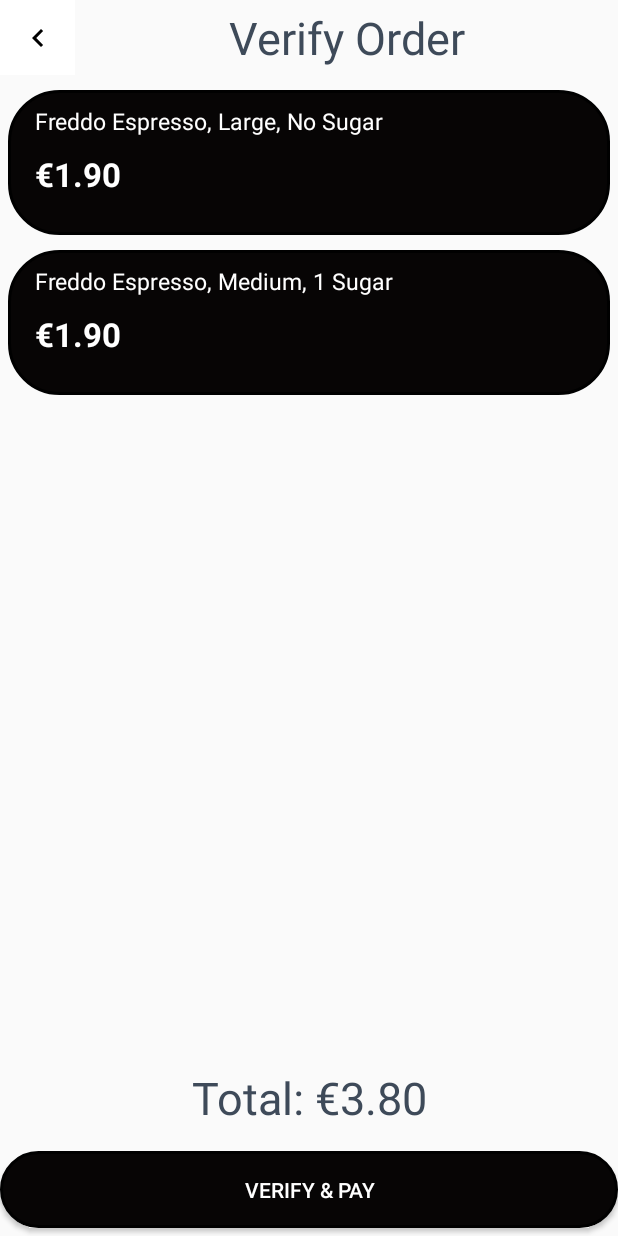
After one commit to CS-UCY-EPL343/winter19.team16, an Android app: the VerifyOrderActivity screen opened directly, with no data from a screen before it, on a phone screen of 412 x 824 dp. The commit adds this screen. Run offline under Robolectric (Android 15) with nearby library versions, the phone set to English and light mode, and no system bars.

Commit message:
Order total

```diff
--- /dev/null
+++ b/app/src/main/java/com/team16/ecoffee/VerifyOrderActivity.java
@@ -0,0 +1,14 @@
+package com.team16.ecoffee;
+
+import androidx.appcompat.app.AppCompatActivity;
+
+import android.os.Bundle;
+
+public class VerifyOrderActivity extends AppCompatActivity {
+
+    @Override
+    protected void onCreate(Bundle savedInstanceState) {
+        super.onCreate(savedInstanceState);
+        setContentView(R.layout.activity_verify_order);
+    }
+}
--- a/app/src/main/java/com/team16/ecoffee/customizeDrinkActivity.java
+++ b/app/src/main/java/com/team16/ecoffee/customizeDrinkActivity.java
@@ -1,10 +1,13 @@
 package com.team16.ecoffee;
 
+import android.app.Activity;
+import android.content.Intent;
 import android.os.Bundle;
 import androidx.appcompat.app.AppCompatActivity;
 
 import android.view.View;
 import android.view.Window;
+import android.widget.Button;
 import android.widget.ImageButton;
 import android.widget.ImageView;
 import android.widget.TextView;
@@ -13,7 +16,7 @@ import android.widget.TextView;
 public class customizeDrinkActivity extends AppCompatActivity implements View.OnClickListener {
     ImageView img1,img2,img3,img4,img5,img6,img7;
     ImageButton add,remove;
-    TextView quantity, total_price, type;
+    TextView quantity, total_price, type, addToCart;
     int count = 1;
     double price = 1.90;
     double total = 1.90;
@@ -39,6 +42,7 @@ public class customizeDrinkActivity extends AppCompatActivity implements View.On
         quantity = findViewById(R.id.quantity);
         total_price = findViewById(R.id.total_price);
         type = findViewById(R.id.coffee_type);
+        addToCart = findViewById(R.id.add_to_cart);
         if (getIntent().getStringExtra("coffee").equals("capp"))
             type.setText("Cappuccino");
 
@@ -51,6 +55,15 @@ public class customizeDrinkActivity extends AppCompatActivity implements View.On
         img7.setOnClickListener(this);
         add.setOnClickListener(this);
         remove.setOnClickListener(this);
+        addToCart.setOnClickListener(new View.OnClickListener() {
+            @Override
+            public void onClick(View v) {
+                Intent intent = new Intent();
+                intent.putExtra("price", Double.toString(total));
+                setResult(Activity.RESULT_OK, intent);
+                finish();
+            }
+        });
     }
 
     @Override
--- a/app/src/main/java/com/team16/ecoffee/orderActivity.java
+++ b/app/src/main/java/com/team16/ecoffee/orderActivity.java
@@ -6,12 +6,16 @@ import android.content.Intent;
 import android.os.Bundle;
 import android.view.View;
 import android.widget.Button;
+import android.widget.TextView;
 
 public class orderActivity extends AppCompatActivity {
+
+        double total;
 
     @Override
     protected void onCreate(Bundle savedInstanceState) {
         super.onCreate(savedInstanceState);
+        total = 0;
         setContentView(R.layout.activity_order);
         Button freddoButton = findViewById(R.id.freddo_button);
         Button frappeButton = findViewById(R.id.frappe_button);
@@ -20,22 +24,39 @@ public class orderActivity extends AppCompatActivity {
             public void onClick(View v){
                 Intent intent = new Intent(orderActivity.this, customizeDrinkActivity.class);
                 intent.putExtra("coffee","freddo");
-                startActivity(intent);
+                startActivityForResult(intent, 0);
             }
         });
         frappeButton.setOnClickListener(new View.OnClickListener(){
             public void onClick(View v){
                 Intent intent = new Intent(orderActivity.this, customizeDrinkActivity.class);
                 intent.putExtra("coffee","frappe");
-                startActivity(intent);
+                startActivityForResult(intent, 0);
             }
         });
         cappButton.setOnClickListener(new View.OnClickListener(){
             public void onClick(View v){
                 Intent intent = new Intent(orderActivity.this, customizeDrinkActivity.class);
                 intent.putExtra("coffee","capp");
-                startActivity(intent);
+                startActivityForResult(intent, 0);
             }
         });
     }
+    @Override
+    protected void onActivityResult(int requestCode, int resultCode, Intent data) {
+        super.onActivityResult(requestCode, resultCode, data);
+
+        // Check that it is the SecondActivity with an OK result
+        if (requestCode == 0) {
+            if (resultCode == RESULT_OK) {
+
+                // Get String data from Intent
+                String returnString = data.getStringExtra("price");
+                total += Double.parseDouble(returnString);
+                // Set text view with string
+                TextView textView = findViewById(R.id.total);
+                textView.setText(String.format("Total: €%.2f", total));
+            }
+        }
+    }
 }
--- a/app/src/main/res/layout/activity_customize_frappe.xml
+++ b/app/src/main/res/layout/activity_customize_frappe.xml
@@ -26,7 +26,7 @@
                 android:orientation="horizontal">
 
                 <ImageButton
-                    android:id="@+id/back_button4"
+                    android:id="@+id/back_button"
                     android:layout_width="50dp"
                     android:layout_height="50dp"
                     android:background="#FFFFFF"
@@ -314,6 +314,7 @@
 
 
             <TextView
+                android:id="@+id/add_to_cart"
                 android:layout_width="match_parent"
                 android:layout_height="wrap_content"
                 android:layout_gravity="bottom"
@@ -322,6 +323,7 @@
                 android:layout_marginRight="20dp"
                 android:layout_marginBottom="15dp"
                 android:background="@drawable/rect1"
+                android:clickable="true"
                 android:gravity="center"
                 android:text="Add to cart"
                 android:textColor="#ffffff"
--- a/app/src/main/res/layout/activity_customize_freddo.xml
+++ b/app/src/main/res/layout/activity_customize_freddo.xml
@@ -26,7 +26,7 @@
                 android:orientation="horizontal">
 
                 <ImageButton
-                    android:id="@+id/back_button4"
+                    android:id="@+id/back_button"
                     android:layout_width="50dp"
                     android:layout_height="50dp"
                     android:background="#FFFFFF"
@@ -313,6 +313,7 @@
 
 
             <TextView
+                android:id="@+id/add_to_cart"
                 android:layout_width="match_parent"
                 android:layout_height="wrap_content"
                 android:layout_gravity="bottom"
--- /dev/null
+++ b/app/src/main/res/layout/activity_verify_order.xml
@@ -0,0 +1,149 @@
+<?xml version="1.0" encoding="utf-8"?>
+<androidx.constraintlayout.widget.ConstraintLayout
+    xmlns:android="http://schemas.android.com/apk/res/android"
+    xmlns:app="http://schemas.android.com/apk/res-auto"
+    xmlns:tools="http://schemas.android.com/tools"
+    android:layout_width="match_parent"
+    android:layout_height="match_parent"
+    tools:context=".VerifyOrderActivity">
+
+    <TextView
+        android:id="@+id/total2"
+        android:layout_width="0dp"
+        android:layout_height="wrap_content"
+        android:layout_marginBottom="15dp"
+        android:gravity="center"
+        android:text="@string/total2"
+        android:textColor="@color/grey"
+        android:textSize="30sp"
+        android:visibility="visible"
+        app:layout_constraintBottom_toTopOf="@+id/button"
+        app:layout_constraintEnd_toEndOf="parent"
+        app:layout_constraintStart_toStartOf="parent" />
+
+    <TextView
+        android:id="@+id/verify"
+        android:layout_width="0dp"
+        android:layout_height="50dp"
+        android:clickable="false"
+        android:gravity="center"
+        android:text="@string/verify_order"
+        android:textColor="@color/grey"
+        android:textIsSelectable="false"
+        android:textSize="30sp"
+        app:layout_constraintEnd_toEndOf="parent"
+        app:layout_constraintHorizontal_bias="0.0"
+        app:layout_constraintStart_toEndOf="@+id/back_button2"
+        app:layout_constraintTop_toTopOf="parent" />
+
+    <ImageButton
+        android:id="@+id/back_button2"
+        android:layout_width="50dp"
+        android:layout_height="50dp"
+        android:background="#FFFFFF"
+        android:contentDescription="@string/back"
+        app:layout_constraintStart_toStartOf="parent"
+        app:layout_constraintTop_toTopOf="parent"
+        app:srcCompat="@drawable/ic_chevron_left_black_24dp" />
+
+    <Button
+        android:id="@+id/button"
+        android:layout_width="0dp"
+        android:layout_height="wrap_content"
+        android:layout_marginBottom="5dp"
+        android:background="@drawable/rect1"
+        android:text="@string/pay"
+        android:textColor="#FFFFFF"
+        app:layout_constraintBottom_toBottomOf="parent"
+        app:layout_constraintEnd_toEndOf="parent"
+        app:layout_constraintStart_toStartOf="parent" />
+
+    <ScrollView
+        android:id="@+id/verify_scroll"
+        android:layout_width="0dp"
+        android:layout_height="0dp"
+        app:layout_constraintBottom_toTopOf="@+id/total2"
+        app:layout_constraintEnd_toEndOf="parent"
+        app:layout_constraintStart_toStartOf="parent"
+        app:layout_constraintTop_toBottomOf="@id/verify">
+
+
+        <androidx.constraintlayout.widget.ConstraintLayout
+            android:id="@+id/constraintLayout"
+            android:layout_width="match_parent"
+            android:layout_height="wrap_content">
+
+            <LinearLayout
+                android:id="@+id/item_1"
+                android:layout_width="match_parent"
+                android:layout_height="wrap_content"
+                android:layout_marginStart="5dp"
+                android:layout_marginLeft="5dp"
+                android:layout_marginTop="10dp"
+                android:layout_marginEnd="5dp"
+                android:layout_marginRight="5dp"
+                android:background="@drawable/rect1"
+                android:orientation="vertical"
+                android:paddingLeft="18dp"
+                android:paddingTop="0dp"
+                android:paddingRight="18dp"
+                app:layout_constraintEnd_toEndOf="parent"
+                app:layout_constraintStart_toStartOf="parent"
+                app:layout_constraintTop_toTopOf="parent">
+
+                <TextView
+                    android:layout_width="match_parent"
+                    android:layout_height="wrap_content"
+                    android:layout_marginTop="10dp"
+                    android:paddingBottom="10dp"
+                    android:text="Freddo Espresso, Large, No Sugar"
+                    android:textAppearance="@style/Product" />
+
+                <TextView
+                    android:layout_width="match_parent"
+                    android:layout_height="wrap_content"
+                    android:text="€1.90"
+                    android:textAppearance="@style/Price"
+                    android:theme="@style/Price" />
+
+            </LinearLayout>
+
+            <LinearLayout
+                android:id="@+id/item_2"
+                android:layout_width="match_parent"
+                android:layout_height="wrap_content"
+                android:layout_marginStart="5dp"
+                android:layout_marginLeft="5dp"
+                android:layout_marginTop="10dp"
+                android:layout_marginEnd="5dp"
+                android:layout_marginRight="5dp"
+                android:background="@drawable/rect1"
+                android:orientation="vertical"
+                android:paddingLeft="18dp"
+                android:paddingTop="0dp"
+                android:paddingRight="18dp"
+                app:layout_constraintEnd_toEndOf="parent"
+                app:layout_constraintStart_toStartOf="parent"
+                app:layout_constraintTop_toBottomOf="@+id/item_1">
+
+                <TextView
+                    android:layout_width="match_parent"
+                    android:layout_height="wrap_content"
+                    android:layout_marginTop="10dp"
+                    android:paddingBottom="10dp"
+                    android:text="Freddo Espresso, Medium, 1 Sugar"
+                    android:textAppearance="@style/Product" />
+
+                <TextView
+                    android:layout_width="match_parent"
+                    android:layout_height="wrap_content"
+                    android:text="€1.90"
+                    android:textAppearance="@style/Price"
+                    android:theme="@style/Price" />
+
+            </LinearLayout>
+
+        </androidx.constraintlayout.widget.ConstraintLayout>
+    </ScrollView>
+
+</androidx.constraintlayout.widget.ConstraintLayout>
--- a/app/src/main/res/values/colors.xml
+++ b/app/src/main/res/values/colors.xml
@@ -4,4 +4,6 @@
     <color name="black">#000000</color>
     <color name="brown">#9E6D27</color>
     <color name="my_spinner_text_color">#000000</color>
+    <color name="grey">#3e4a59</color>
+
 </resources>
--- a/app/src/main/res/values/strings.xml
+++ b/app/src/main/res/values/strings.xml
@@ -19,7 +19,7 @@
     <string name="title_activity_order_menu">order_menu</string>
     <string name="title_home">Home</string>
     <string name="title_checkout">Checkout</string>
-    <string name="total">Total: €1.90</string>
+    <string name="total">Total: €0.00</string>
     <string name="item_menu">Item Menu</string>
     <string name="back">back</string>
     <string name="checkout">checkout</string>
@@ -30,4 +30,8 @@
     <string name="price">€1.90</string>
     <string name="logo">logo</string>
     <string name="cappucino">Cappuccino</string>
+    <string name="verify_order">Verify Order</string>
+    <string name="pay">Verify &amp; Pay</string>
+    <string name="total2">Total: €3.80</string>
+
 </resources>
```
Also changed, not shown: app/src/main/AndroidManifest.xml (+14 -10 lines).
